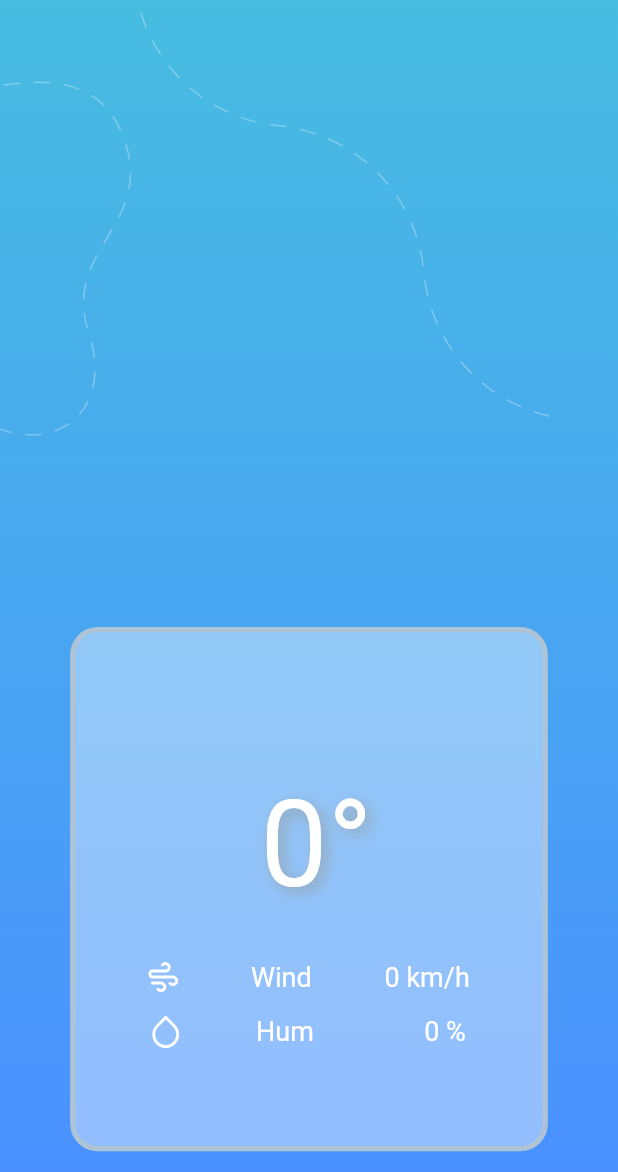
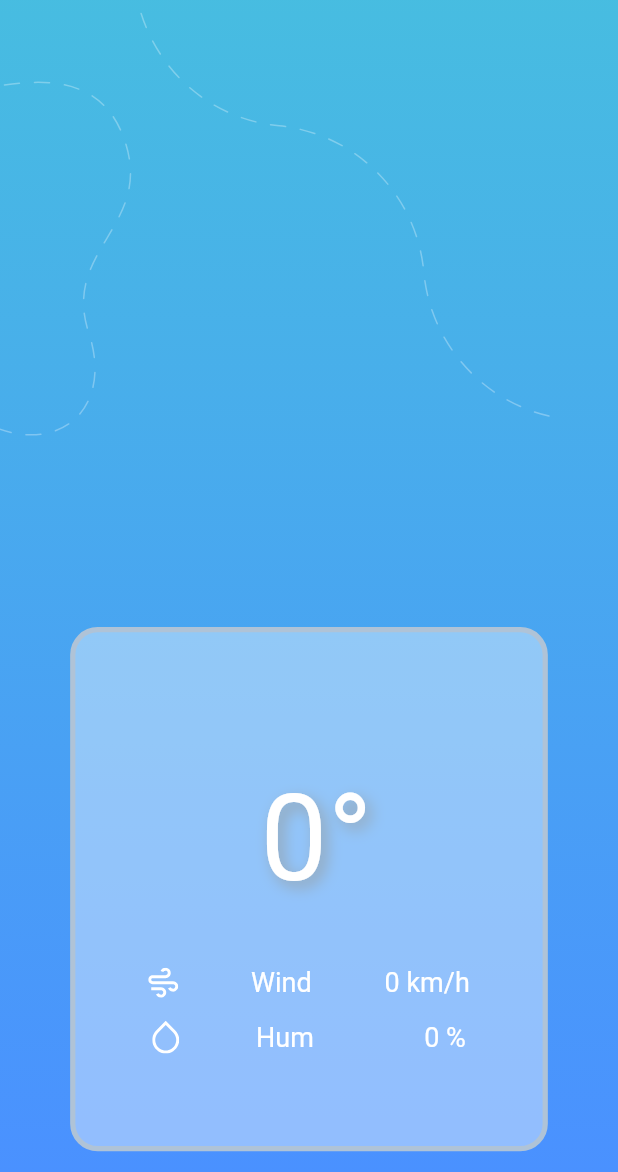
Before and after one commit to laurentcodes/weather-app, a Flutter app: the LocationInfoScreen screen opened directly, on a phone screen of 412 x 824 dp, the part 64-1236 px from its top. Run offline on Flutter 3.47's test engine with Material 2 defaults, Android fonts, the phone set to English and light mode, and no system bars; our stand-ins replace flutter_screenutil, flutter_spinkit, flutter_svg, geolocator, google_fonts; missing offline and left inert: geolocator_web; network calls fail; Roboto replaces fonts that are missing (Overpass).

Commit message:
fix: Minor fixes

```diff
--- a/lib/widgets/weather_card.dart
+++ b/lib/widgets/weather_card.dart
@@ -68,7 +68,7 @@ class WeatherCard extends StatelessWidget {
             child: Column(
               children: [
                 Padding(
-                  padding: EdgeInsets.only(bottom: 8.h),
+                  padding: EdgeInsets.only(top: 8.h, bottom: 8.h),
                   child: Row(
                     mainAxisAlignment: MainAxisAlignment.spaceEvenly,
                     children: [
```
Also changed, not shown: 6 other files.
